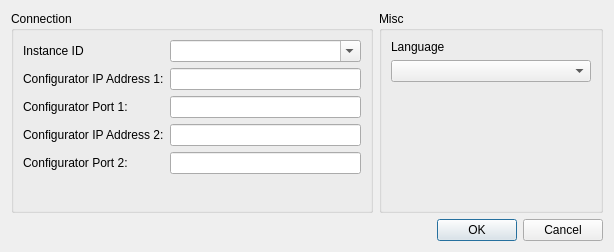
Before: the Qt Designer form TestSuite/TestSuiteDialogSettings.ui in whiteman-kr/u7set, drawn with Qt 5.
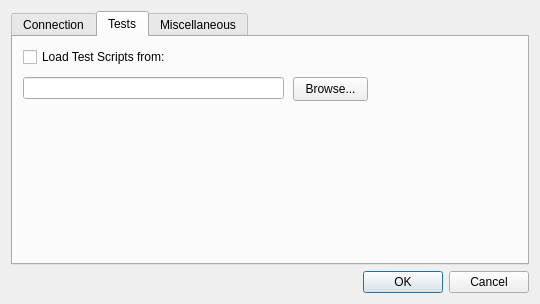
After: the same form once the commit is applied.

Commit message: RPCT-3407, TestSuite: working on loading tests from directory

```diff
--- a/TestSuite/TestSuiteDialogSettings.ui
+++ b/TestSuite/TestSuiteDialogSettings.ui
@@ -6,19 +6,23 @@
    <rect>
     <x>0</x>
     <y>0</y>
-    <width>614</width>
-    <height>252</height>
+    <width>540</width>
+    <height>304</height>
    </rect>
   </property>
   <property name="windowTitle">
    <string>Dialog</string>
   </property>
-  <layout class="QGridLayout" name="gridLayout_3">
+  <layout class="QGridLayout" name="gridLayout">
    <item row="0" column="0" colspan="2">
-    <widget class="QGroupBox" name="groupBox">
-     <property name="title">
+    <widget class="QTabWidget" name="tabWidget">
+     <property name="currentIndex">
+      <number>1</number>
+     </property>
+     <widget class="QWidget" name="tab">
+      <attribute name="title">
       <string>Connection</string>
-     </property>
+      </attribute>
      <layout class="QGridLayout" name="gridLayout_2">
       <item row="0" column="0">
        <widget class="QLabel" name="label">
@@ -37,6 +41,19 @@
         </property>
        </widget>
       </item>
+       <item row="0" column="2">
+        <spacer name="horizontalSpacer_2">
+         <property name="orientation">
+          <enum>Qt::Horizontal</enum>
+         </property>
+         <property name="sizeHint" stdset="0">
+          <size>
+           <width>171</width>
+           <height>20</height>
+          </size>
+         </property>
+        </spacer>
+       </item>
       <item row="1" column="0">
        <widget class="QLabel" name="label_2">
         <property name="text">
@@ -85,42 +102,67 @@
         <property name="sizeHint" stdset="0">
          <size>
           <width>20</width>
-          <height>7</height>
+           <height>65</height>
          </size>
         </property>
        </spacer>
       </item>
      </layout>
     </widget>
-   </item>
-   <item row="0" column="2">
-    <widget class="QGroupBox" name="groupBox_2">
-     <property name="title">
-      <string>Misc</string>
-     </property>
-     <layout class="QGridLayout" name="gridLayout">
-      <item row="0" column="0">
-       <widget class="QLabel" name="label_6">
+     <widget class="QWidget" name="tab_2">
+      <attribute name="title">
+       <string>Tests</string>
+      </attribute>
+      <widget class="QPushButton" name="loadSciptsPathBrowse">
+       <property name="geometry">
+        <rect>
+         <x>280</x>
+         <y>40</y>
+         <width>75</width>
+         <height>24</height>
+        </rect>
+       </property>
         <property name="text">
-         <string>Language</string>
-        </property>
-       </widget>
-      </item>
-      <item row="3" column="0">
-       <spacer name="verticalSpacer_3">
-        <property name="orientation">
-         <enum>Qt::Vertical</enum>
-        </property>
-        <property name="sizeHint" stdset="0">
-         <size>
-          <width>20</width>
-          <height>40</height>
-         </size>
-        </property>
-       </spacer>
-      </item>
-      <item row="1" column="0" colspan="2">
+        <string>Browse...</string>
+       </property>
+      </widget>
+      <widget class="QLineEdit" name="loadSciptsPath">
+       <property name="geometry">
+        <rect>
+         <x>10</x>
+         <y>40</y>
+         <width>261</width>
+         <height>22</height>
+        </rect>
+       </property>
+      </widget>
+      <widget class="QCheckBox" name="loadSciptsPathCheck">
+       <property name="geometry">
+        <rect>
+         <x>10</x>
+         <y>10</y>
+         <width>241</width>
+         <height>20</height>
+        </rect>
+       </property>
+       <property name="text">
+        <string>Load Test Scripts from:</string>
+       </property>
+      </widget>
+     </widget>
+     <widget class="QWidget" name="tab_3">
+      <attribute name="title">
+       <string>Miscellaneous</string>
+      </attribute>
        <widget class="QComboBox" name="m_languageCombo">
+       <property name="geometry">
+        <rect>
+         <x>20</x>
+         <y>40</y>
+         <width>200</width>
+         <height>22</height>
+        </rect>
+       </property>
         <property name="minimumSize">
          <size>
           <width>200</width>
@@ -128,8 +170,20 @@
          </size>
         </property>
        </widget>
-      </item>
-     </layout>
+      <widget class="QLabel" name="label_6">
+       <property name="geometry">
+        <rect>
+         <x>20</x>
+         <y>18</y>
+         <width>97</width>
+         <height>16</height>
+        </rect>
+       </property>
+       <property name="text">
+        <string>Language</string>
+       </property>
+      </widget>
+     </widget>
     </widget>
    </item>
    <item row="1" column="0">
@@ -145,7 +199,7 @@
      </property>
     </spacer>
    </item>
-   <item row="1" column="1" colspan="2">
+   <item row="1" column="1">
     <widget class="QDialogButtonBox" name="buttonBox">
      <property name="orientation">
       <enum>Qt::Horizontal</enum>
```
Left out of the diff: 2 changed lines with no effect on the pictures. Lines whose indentation alone changed are shown as unchanged. The commit also changes 11 other files.
